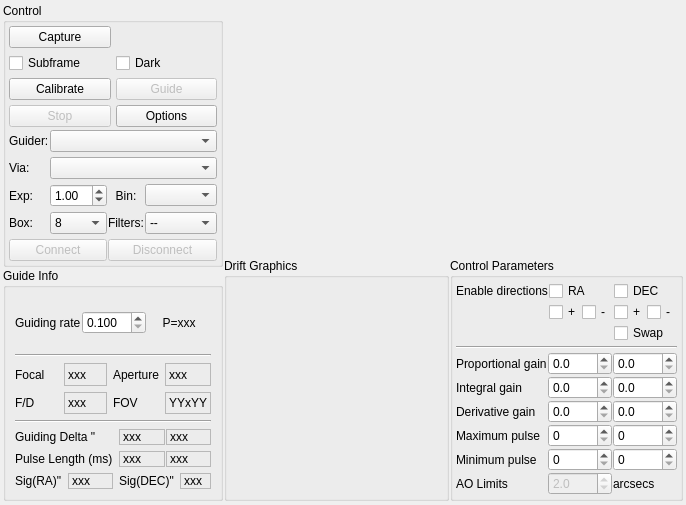
Above: kstars/ekos/guide/guide.ui from KDE/kstars before the change. Below: the same form after it.
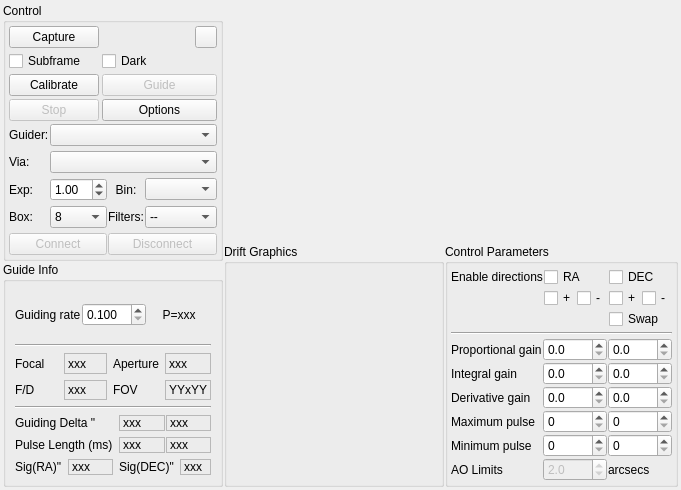
That is the form after the change. Custom widgets are drawn as their Qt base class.

Commit message: Add ability to launch FITSViewer from within guide and focus frame if requested by user to further inspect the images

Diff of the .ui file:
```diff
--- a/kstars/ekos/guide/guide.ui
+++ b/kstars/ekos/guide/guide.ui
@@ -6,8 +6,8 @@
    <rect>
     <x>0</x>
     <y>0</y>
-    <width>686</width>
-    <height>505</height>
+    <width>681</width>
+    <height>486</height>
    </rect>
   </property>
   <layout class="QVBoxLayout" name="verticalLayout_5">
@@ -60,7 +60,7 @@
           <item>
            <layout class="QGridLayout" name="controlLayout">
             <property name="spacing">
-             <number>5</number>
+             <number>3</number>
             </property>
             <item row="0" column="0">
              <widget class="QPushButton" name="captureB">
@@ -69,23 +69,25 @@
               </property>
              </widget>
             </item>
-            <item row="2" column="0">
-             <widget class="QPushButton" name="calibrateB">
-              <property name="enabled">
-               <bool>true</bool>
+            <item row="0" column="2">
+             <widget class="QPushButton" name="showFITSViewerB">
+              <property name="minimumSize">
+               <size>
+                <width>22</width>
+                <height>22</height>
+               </size>
               </property>
-              <property name="text">
-               <string>Calibrate</string>
+              <property name="maximumSize">
+               <size>
+                <width>22</width>
+                <height>22</height>
+               </size>
               </property>
-             </widget>
-            </item>
-            <item row="1" column="1">
-             <widget class="QCheckBox" name="darkFrameCheck">
               <property name="toolTip">
-               <string>Subtract dark frame. If no dark frame is available, a new dark frame shall be captured and saved for future use.</string>
+               <string>Show in FITS Viewer</string>
               </property>
               <property name="text">
-               <string>Dark</string>
+               <string/>
               </property>
              </widget>
             </item>
@@ -99,14 +101,27 @@
               </property>
              </widget>
             </item>
-            <item row="3" column="1">
-             <widget class="QPushButton" name="guideOptionsB">
+            <item row="1" column="1">
+             <widget class="QCheckBox" name="darkFrameCheck">
+              <property name="toolTip">
+               <string>Subtract dark frame. If no dark frame is available, a new dark frame shall be captured and saved for future use.</string>
+              </property>
               <property name="text">
-               <string>Options</string>
+               <string>Dark</string>
               </property>
              </widget>
             </item>
-            <item row="2" column="1">
+            <item row="2" column="0">
+             <widget class="QPushButton" name="calibrateB">
+              <property name="enabled">
+               <bool>true</bool>
+              </property>
+              <property name="text">
+               <string>Calibrate</string>
+              </property>
+             </widget>
+            </item>
+            <item row="2" column="1" colspan="2">
              <widget class="QPushButton" name="guideB">
               <property name="enabled">
                <bool>false</bool>
@@ -126,6 +141,13 @@
               </property>
              </widget>
             </item>
+            <item row="3" column="1" colspan="2">
+             <widget class="QPushButton" name="guideOptionsB">
+              <property name="text">
+               <string>Options</string>
+              </property>
+             </widget>
+            </item>
            </layout>
           </item>
           <item>
```
The commit also changes 6 other files.
